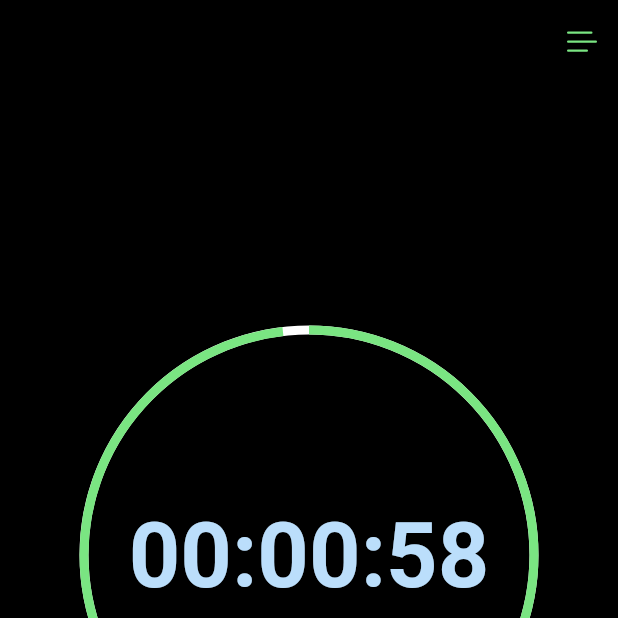
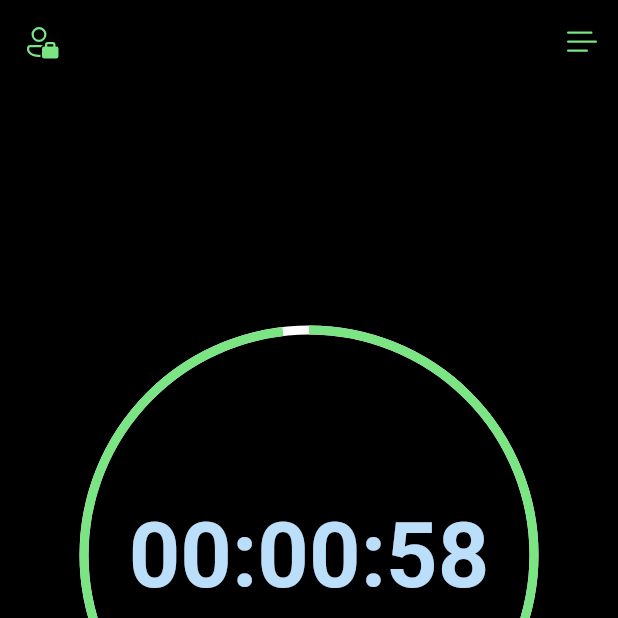
Before and after one commit to alphakzt99/Pomodoro, a Flutter app: the screen it shows after launch, after a tap on "Start", on a phone screen of 412 x 824 dp, the top half of it. Run offline on Flutter 3.47's test engine with Material 2 defaults, Android fonts, the phone set to English and light mode, and no system bars; drawn by our look-alikes of flutter_advanced_drawer; our stand-ins replace fluentui_system_icons, rflutter_alert; missing offline and left inert: flutter_ringtone_player.

Commit message:
finished drawer and start of listPage

```diff
--- a/lib/main.dart
+++ b/lib/main.dart
@@ -1,3 +1,5 @@
+import 'dart:io';
+
 import 'package:fluentui_system_icons/fluentui_system_icons.dart';
 import 'package:flutter/cupertino.dart';
 import 'package:flutter/material.dart';
@@ -39,6 +41,7 @@ class MyHomePage extends StatefulWidget {
 }
 
 class _MyHomePageState extends State<MyHomePage> with TickerProviderStateMixin {
+  late final AdvancedDrawerController _advancedDrawerController;
   late AnimationController controller;
   String get countText {
     Duration count = controller.duration! * controller.value;
@@ -51,13 +54,17 @@ class _MyHomePageState extends State<MyHomePage> with TickerProviderStateMixin {
   notify() {
     if (controller.isDismissed) {
       Alert(
+              padding: const EdgeInsets.symmetric(horizontal: 30, vertical: 10),
               buttons: [
                 DialogButton(
                     radius: BorderRadius.circular(20),
                     color: Theme.of(context).primaryColor,
                     child: Text(
                       "Dismiss",
-                  style: TextStyle(fontSize:16,color: Theme.of(context).primaryColorLight,fontWeight: FontWeight.bold),
+                      style: TextStyle(
+                          fontSize: 16,
+                          color: Theme.of(context).primaryColorLight,
+                          fontWeight: FontWeight.bold),
                     ),
                     onPressed: () {
                       Navigator.of(context).pop();
@@ -66,8 +73,11 @@ class _MyHomePageState extends State<MyHomePage> with TickerProviderStateMixin {
                     radius: BorderRadius.circular(20),
                     color: Theme.of(context).primaryColor,
                     child: Text(
-                  "Snooze",
-                  style: TextStyle(fontSize:16,color: Theme.of(context).primaryColorLight,fontWeight: FontWeight.bold),
+                      "Save",
+                      style: TextStyle(
+                          fontSize: 16,
+                          color: Theme.of(context).primaryColorLight,
+                          fontWeight: FontWeight.bold),
                     ),
                     onPressed: () {
                       Navigator.of(context).pop();
@@ -96,6 +106,8 @@ class _MyHomePageState extends State<MyHomePage> with TickerProviderStateMixin {
   double progress = 1.0;
   @override
   void initState() {
+
+    _advancedDrawerController = AdvancedDrawerController();
     controller =
         AnimationController(vsync: this, duration: Duration(seconds: 60));
     controller.addListener(() {
@@ -118,9 +130,14 @@ class _MyHomePageState extends State<MyHomePage> with TickerProviderStateMixin {
 
   @override
   void dispose() {
+    _advancedDrawerController.dispose();
     controller.dispose();
     // TODO: implement dispose
     super.dispose();
+  }
+
+  void _handleMenuDrawer() {
+    _advancedDrawerController.showDrawer();
   }
 
   @override
@@ -129,11 +146,95 @@ class _MyHomePageState extends State<MyHomePage> with TickerProviderStateMixin {
     return MaterialApp(
       debugShowCheckedModeBanner: false,
       home: AdvancedDrawer(
-        drawer: Container(),
+        childDecoration: BoxDecoration(borderRadius: BorderRadius.circular(20)),
+        controller: _advancedDrawerController,
+        backdropColor: Theme.of(context).primaryColorDark,
+        drawer: Container(
+          margin: EdgeInsets.all(20),
+          padding: EdgeInsets.all(20),
+          child: ListTileTheme(
+            shape:
+                RoundedRectangleBorder(borderRadius: BorderRadius.circular(20)),
+            style: ListTileStyle.drawer,
+            tileColor: Theme.of(context).primaryColorDark,
+            iconColor: Theme.of(context).primaryColor,
+            textColor: Theme.of(context).primaryColor,
+            contentPadding:
+                const EdgeInsets.only(top: 20, bottom: 20, right: 20),
+            child: Column(
+              crossAxisAlignment: CrossAxisAlignment.start,
+              mainAxisAlignment: MainAxisAlignment.center,
+              children: [
+                Container(
+                  width: 100,
+                  height: 100,
+                  margin: const EdgeInsets.only(bottom: 20),
+                  decoration: BoxDecoration(
+                      border: Border.all(
+                          color: Theme.of(context).primaryColorLight),
+                      image: const DecorationImage(
+                          image: AssetImage("lib/photos/KZT.jpg")),
+                      borderRadius: BorderRadius.circular(20)),
+                ),
+                RichText(
+                    text: TextSpan(children: [
+                  TextSpan(
+                      text: "Kaung Zaw Thant\n\n",
+                      style: TextStyle(
+                          color: Theme.of(context).primaryColor,
+                          fontSize: 20,
+                          fontWeight: FontWeight.bold)),
+                  TextSpan(
+                      text: "Level 1",
+                      style: TextStyle(
+                          color: Colors.black54,
+                          fontSize: 16,
+                          fontWeight: FontWeight.bold))
+                ])),
+                ListTile(
+                  onTap: () {},
+                  leading: Icon(FluentIcons.person_accounts_24_regular),
+                  title: Text("My Account"),
+                ),
+                ListTile(
+                  onTap: () {},
+                  leading: Icon(FluentIcons.history_24_regular),
+                  title: Text("Pomodoro List"),
+                ),
+                ListTile(
+                  onTap: () {},
+                  leading: Icon(FluentIcons.settings_24_regular),
+                  title: Text("Settings"),
+                ),
+                ListTile(
+                  onTap: () {},
+                  leading: Icon(FluentIcons.contact_card_24_regular),
+                  title: Text("Contact Us"),
+                ),
+              ],
+            ),
+          ),
+        ),
         child: Scaffold(
-
             appBar: AppBar(
               elevation: 0,
+              leading: IconButton(
+                  onPressed: _handleMenuDrawer,
+                  icon: ValueListenableBuilder<AdvancedDrawerValue>(
+                    valueListenable: _advancedDrawerController,
+                    builder: ((context, value, child) {
+                      return AnimatedSwitcher(
+                        duration: const Duration(milliseconds: 300),
+                        child: Icon(
+                          value.visible
+                              ? Icons.clear
+                              : FluentIcons.person_accounts_24_regular,
+                          color: Color(0xFF7AE582),
+                          key: ValueKey<bool>(value.visible),
+                        ),
+                      );
+                    }),
+                  )),
               backgroundColor: Theme.of(context).primaryColor,
               actions: [
                 IconButton(
@@ -141,9 +242,12 @@ class _MyHomePageState extends State<MyHomePage> with TickerProviderStateMixin {
                       Navigator.of(context)
                           .push(MaterialPageRoute(builder: (ctx) => newPage()));
                     },
-                    icon: Icon(FluentIcons.list_24_regular,size: 24,color: Theme.of(context).primaryColorLight,))
+                    icon: Icon(
+                      FluentIcons.list_24_regular,
+                      size: 24,
+                      color: Theme.of(context).primaryColorLight,
+                    ))
               ],
-
             ),
             body: Container(
               width: size.width,
@@ -183,8 +287,8 @@ class _MyHomePageState extends State<MyHomePage> with TickerProviderStateMixin {
                                         Text(
                                           "Choose your timer",
                                           style: TextStyle(
-                                              color:
-                                                  Theme.of(context).primaryColor,
+                                              color: Theme.of(context)
+                                                  .primaryColor,
                                               fontSize: 20,
                                               fontWeight: FontWeight.bold),
                                         ),
@@ -250,7 +354,8 @@ class _MyHomePageState extends State<MyHomePage> with TickerProviderStateMixin {
                         });
                       } else {
                         controller.reverse(
-                            from: controller.value == 0 ? 1.0 : controller.value);
+                            from:
+                                controller.value == 0 ? 1.0 : controller.value);
                         setState(() {
                           isCounting = true;
                         });
--- a/pubspec.yaml
+++ b/pubspec.yaml
@@ -70,9 +70,9 @@ flutter:
   uses-material-design: true
 
   # To add assets to your application, add an assets section, like this:
-  # assets:
-  #   - images/a_dot_burr.jpeg
-  #   - images/a_dot_ham.jpeg
+  assets:
+    - lib/photos/KZT.jpg
+
 
   # An image asset can refer to one or more resolution-specific "variants", see
   # https://flutter.dev/assets-and-images/#resolution-aware
```
Also changed, not shown: lib/newPage.dart (+53 -27 lines), lib/photos/KZT.jpg (added). Lines whose indentation alone changed are shown as unchanged.
